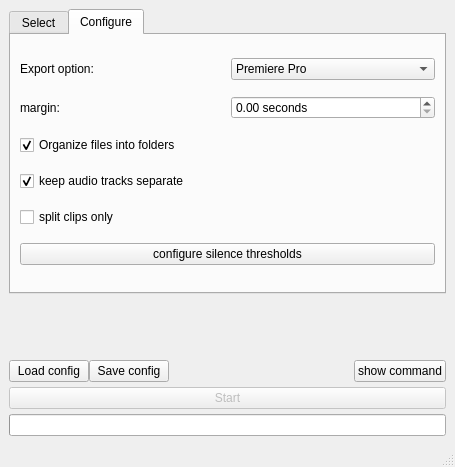
The window that src/UI/mainWindowUI/batchEditor.ui (fdllrs/batchEditor) describes before a commit, drawn with Qt 5.
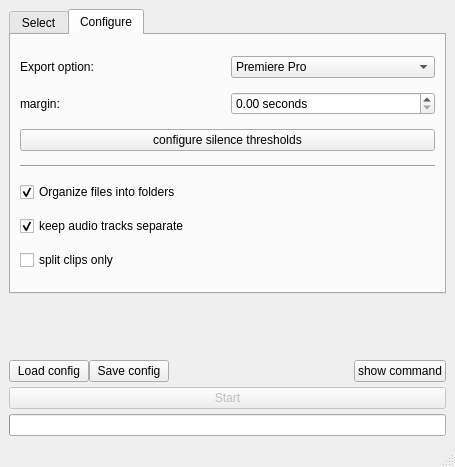
The same window after the commit. The open tabs and pages were chosen to show the change.

The edit to the form file:
```diff
--- a/src/UI/mainWindowUI/batchEditor.ui
+++ b/src/UI/mainWindowUI/batchEditor.ui
@@ -193,14 +193,14 @@
        </attribute>
        <layout class="QHBoxLayout" name="horizontalLayout">
         <item>
-         <layout class="QGridLayout" name="optionsGrid" rowstretch="0,0,0,0,0,0" columnstretch="0,0">
+         <layout class="QGridLayout" name="optionsGrid" rowstretch="0,0,0,0,0,0,0,0" columnstretch="0,0">
           <property name="sizeConstraint">
            <enum>QLayout::SizeConstraint::SetDefaultConstraint</enum>
           </property>
           <property name="verticalSpacing">
            <number>2</number>
           </property>
-          <item row="3" column="0">
+          <item row="5" column="0">
            <widget class="QCheckBox" name="separateTracks">
             <property name="text">
              <string>keep audio tracks separate</string>
@@ -233,7 +233,7 @@
             </property>
            </widget>
           </item>
-          <item row="4" column="0">
+          <item row="6" column="0">
            <widget class="QCheckBox" name="splitOnly">
             <property name="text">
              <string>split clips only</string>
@@ -287,7 +287,7 @@
             </property>
            </widget>
           </item>
-          <item row="2" column="0">
+          <item row="4" column="0">
            <widget class="QCheckBox" name="organizeIntoFolders">
             <property name="text">
              <string>Organize files into folders</string>
@@ -300,7 +300,7 @@
             </property>
            </widget>
           </item>
-          <item row="5" column="0" colspan="2">
+          <item row="2" column="0" colspan="2">
            <widget class="QPushButton" name="multitrackTuningButton">
             <property name="enabled">
              <bool>true</bool>
@@ -316,6 +316,13 @@
             </property>
            </widget>
           </item>
+          <item row="3" column="0" colspan="2">
+           <widget class="Line" name="line">
+            <property name="orientation">
+             <enum>Qt::Orientation::Horizontal</enum>
+            </property>
+           </widget>
+          </item>
          </layout>
         </item>
        </layout>
```
Left out of the diff: 4 changed lines with no effect on the pictures.
